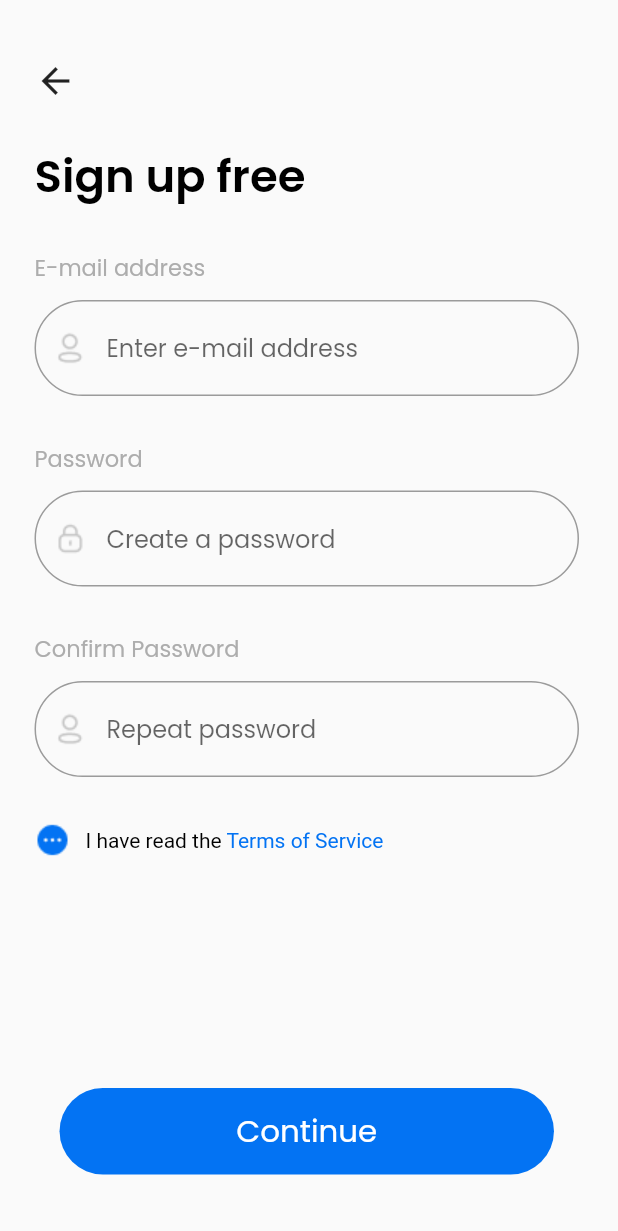
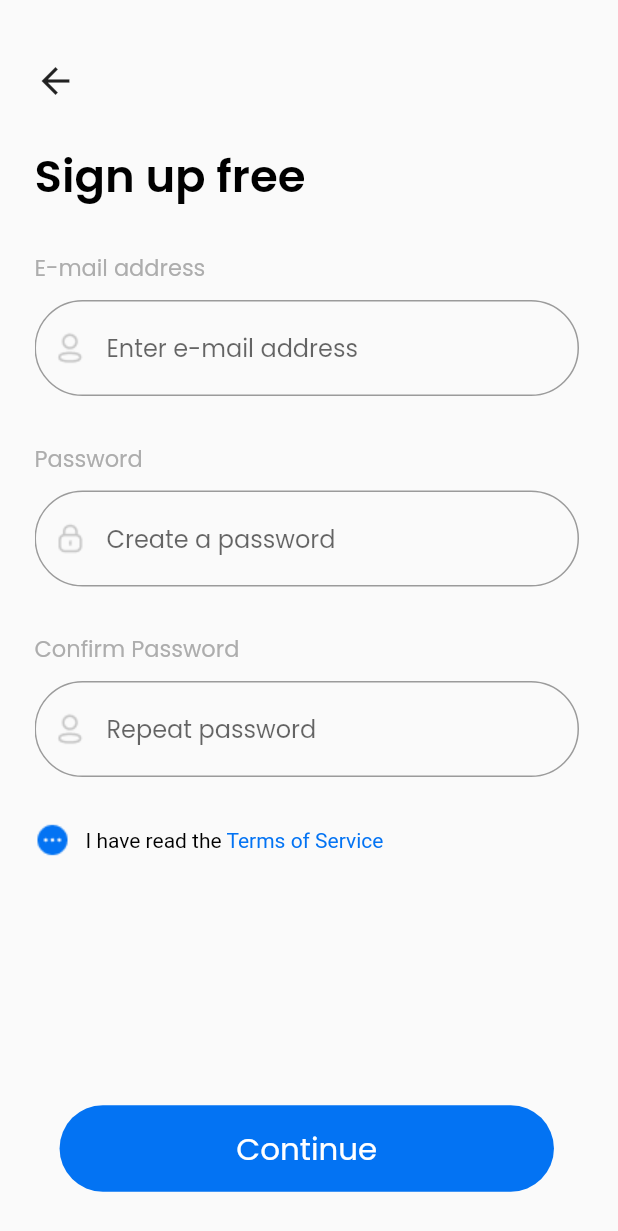
Before and after one commit to MuhammadJawad98/traveling-app-flutter, a Flutter app: the SignUpScreenWidget screen opened directly, on a phone screen of 412 x 824 dp. Shown: the top 1231 px of the screen. Run offline on Flutter 3.47's test engine with Material 2 defaults, Android fonts, the phone set to English and light mode, and no system bars; our stand-ins replace flutter_rating_bar, google_fonts.

Commit message:
minor changes

```diff
--- a/lib/utils/media_query.dart
+++ b/lib/utils/media_query.dart
@@ -36,7 +36,7 @@ class GetScreenSize {
       return MediaQuery.of(context).size.width / 3;
     }
     if (MediaQuery.of(context).size.width > 850 &&
-        MediaQuery.of(context).size.width <= 1200) {
+        MediaQuery.of(context).size.width < 1200) {
       return MediaQuery.of(context).size.width / 2;
     }
     return MediaQuery.of(context).size.width;
--- a/lib/views/sign_up_screen/sign_up_screen_widget.dart
+++ b/lib/views/sign_up_screen/sign_up_screen_widget.dart
@@ -67,6 +67,7 @@ class _SignUpScreenWidgetState extends State<SignUpScreenWidget> {
           resizeToAvoidBottomInset: false,
           body: Padding(
               padding: const EdgeInsets.only(left: 23, right: 26, top: 40),
+              child: SingleChildScrollView(
                 child: Column(
                     mainAxisAlignment: MainAxisAlignment.spaceBetween,
                     children: [
@@ -141,7 +142,8 @@ class _SignUpScreenWidgetState extends State<SignUpScreenWidget> {
                             Row(children: [
                               Image.asset(AppAssets.richTexticon),
                               const CustomSizedBox(width: 10),
-                            CustomRichText(
+                              Expanded(
+                                child: CustomRichText(
                                     text: AppString.termsOfServicesPart1,
                                     defaultStyle:
                                         const TextStyle(color: Colors.black),
@@ -150,11 +152,14 @@ class _SignUpScreenWidgetState extends State<SignUpScreenWidget> {
                                           text: AppString.termsOfServicesPart2,
                                           style: const TextStyle(
                                               color: AppColors.blueButton))
-                                ])
+                                    ]),
+                              )
                             ])
                           ]),
+                      CustomSizedBox(
+                          height: GetScreenSize.getScreenWidth(context) * 0.4),
                       Padding(
-                        padding: const EdgeInsets.only(bottom: 41),
+                        padding: const EdgeInsets.only(bottom: 40),
                         child: CustomTextButton(
                           buttonColor: AppColors.blueButton,
                           height: buttonHeith,
@@ -166,8 +171,10 @@ class _SignUpScreenWidgetState extends State<SignUpScreenWidget> {
                           width: buttonWidth,
                           fontSize:
                               GetScreenSize.getScreenWidth(context) * 0.05,
-                        ))
-                  ]))),
+                        ),
+                      ),
+                    ]),
+              ))),
     ));
   }
 
```
Also changed, not shown: lib/views/onboarding_page/makeplan_page.dart (+8 -2 lines). Lines whose indentation alone changed are shown as unchanged.
